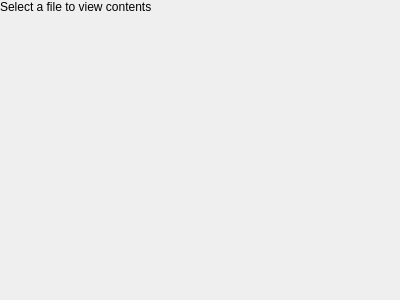
First picture: the form in mixfiledisplay.ui, repository rm5248/openw3d-utils, before the edit.
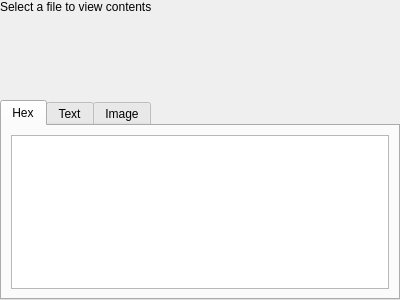
Second picture: the form after the edit.

```diff
--- a/mixfiledisplay.ui
+++ b/mixfiledisplay.ui
@@ -13,7 +13,7 @@
   <property name="windowTitle">
    <string>Form</string>
   </property>
-  <layout class="QVBoxLayout" name="verticalLayout" stretch="0,1">
+  <layout class="QVBoxLayout" name="verticalLayout">
    <property name="leftMargin">
     <number>0</number>
    </property>
@@ -29,21 +29,58 @@
    <item>
     <widget class="QLabel" name="basicFileInfo">
      <property name="text">
-      <string>Select a file to view contents</string>
+      <string>&lt;html&gt;&lt;head/&gt;&lt;body&gt;&lt;p&gt;Select a file to view contents&lt;/p&gt;&lt;p&gt;&lt;br/&gt;&lt;/p&gt;&lt;p&gt;&lt;br/&gt;&lt;/p&gt;&lt;/body&gt;&lt;/html&gt;</string>
      </property>
     </widget>
    </item>
    <item>
-    <widget class="QWidget" name="displaySpecificArea" native="true">
-     <layout class="QGridLayout" name="gridLayout_2">
-      <item row="0" column="0">
-       <widget class="QLabel" name="text">
-        <property name="text">
-         <string/>
-        </property>
-       </widget>
-      </item>
-     </layout>
+    <widget class="QTabWidget" name="tabWidget">
+     <property name="currentIndex">
+      <number>0</number>
+     </property>
+     <widget class="QWidget" name="hex">
+      <attribute name="title">
+       <string>Hex</string>
+      </attribute>
+      <layout class="QVBoxLayout" name="verticalLayout_4">
+       <item>
+        <widget class="QPlainTextEdit" name="hex_text_view">
+         <property name="font">
+          <font>
+           <family>Liberation Mono</family>
+          </font>
+         </property>
+         <property name="readOnly">
+          <bool>true</bool>
+         </property>
+        </widget>
+       </item>
+      </layout>
+     </widget>
+     <widget class="QWidget" name="text">
+      <attribute name="title">
+       <string>Text</string>
+      </attribute>
+      <layout class="QVBoxLayout" name="verticalLayout_3">
+       <item>
+        <widget class="QPlainTextEdit" name="text_view">
+         <property name="font">
+          <font>
+           <family>Liberation Mono</family>
+          </font>
+         </property>
+         <property name="readOnly">
+          <bool>true</bool>
+         </property>
+        </widget>
+       </item>
+      </layout>
+     </widget>
+     <widget class="QWidget" name="image">
+      <attribute name="title">
+       <string>Image</string>
+      </attribute>
+     </widget>
     </widget>
    </item>
   </layout>
```
